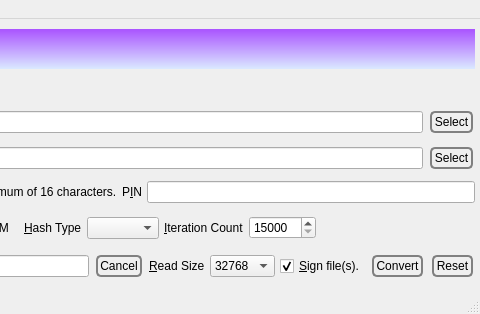
Old version of the form branches/trunk/GoldBug-UI/spot-on-encryptfile.ui in the repository textbrowser/spot-on; both pictures show x 405 to 885 and y 0 to 314 of the 885 by 314 pixel window.
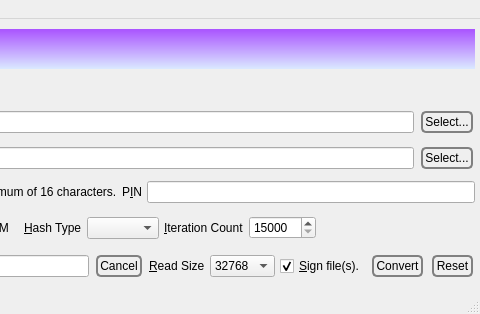
New version of the form. Icons and pictures are not drawn.

```diff
--- a/branches/trunk/GoldBug-UI/spot-on-encryptfile.ui
+++ b/branches/trunk/GoldBug-UI/spot-on-encryptfile.ui
@@ -152,7 +152,7 @@
 </string>
         </property>
         <property name="text">
-         <string>Select</string>
+         <string>Select...</string>
         </property>
        </widget>
       </item>
@@ -202,7 +202,7 @@
 </string>
         </property>
         <property name="text">
-         <string>Select</string>
+         <string>Select...</string>
         </property>
        </widget>
       </item>
```
